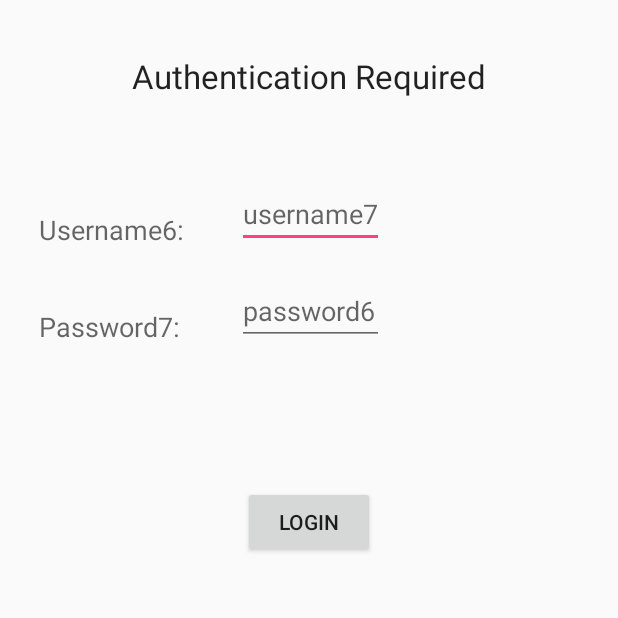
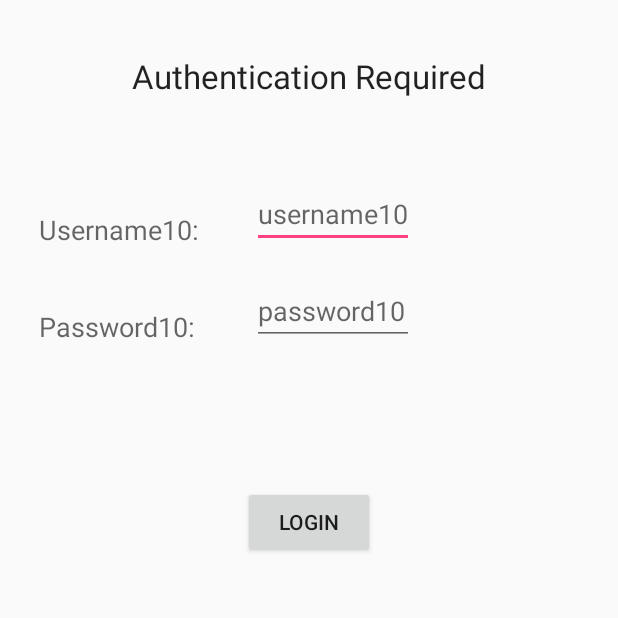
Before and after one commit to sayom88/LoginApp, an Android app: the screen it shows after launch (MainActivity), on a phone screen of 412 x 824 dp, the top half of it. Run offline under Robolectric (Android 15) with nearby library versions, the phone set to English and light mode, and no system bars.

Commit message:
16th Feb-New build

```diff
--- a/app/src/main/res/layout/activity_main.xml
+++ b/app/src/main/res/layout/activity_main.xml
@@ -26,7 +26,7 @@
         android:layout_below="@+id/textView1"
         android:layout_marginTop="75dp"
         android:layout_marginLeft="10dp"
-        android:text="Username6:"
+        android:text="Username10:"
         android:textAppearance="?android:attr/textAppearanceMedium" />
 
     <EditText
@@ -36,7 +36,7 @@
         android:layout_alignBottom="@+id/textView2"
         android:layout_marginLeft="35dp"
         android:layout_toRightOf="@+id/textView2"
-        android:hint="username7" >
+        android:hint="username10" >
         <requestFocus />
     </EditText>
 
@@ -47,7 +47,7 @@
         android:layout_alignLeft="@+id/textView2"
         android:layout_below="@+id/textView2"
         android:layout_marginTop="40dp"
-        android:text="Password7:"
+        android:text="Password10:"
         android:textAppearance="?android:attr/textAppearanceMedium" />
 
     <EditText
@@ -57,7 +57,7 @@
         android:layout_alignBottom="@+id/textView3"
         android:layout_alignLeft="@+id/usernameET"
         android:layout_alignRight="@+id/usernameET"
-        android:hint="password6"
+        android:hint="password10"
         android:inputType="textPassword" />
 
     <TextView
```
